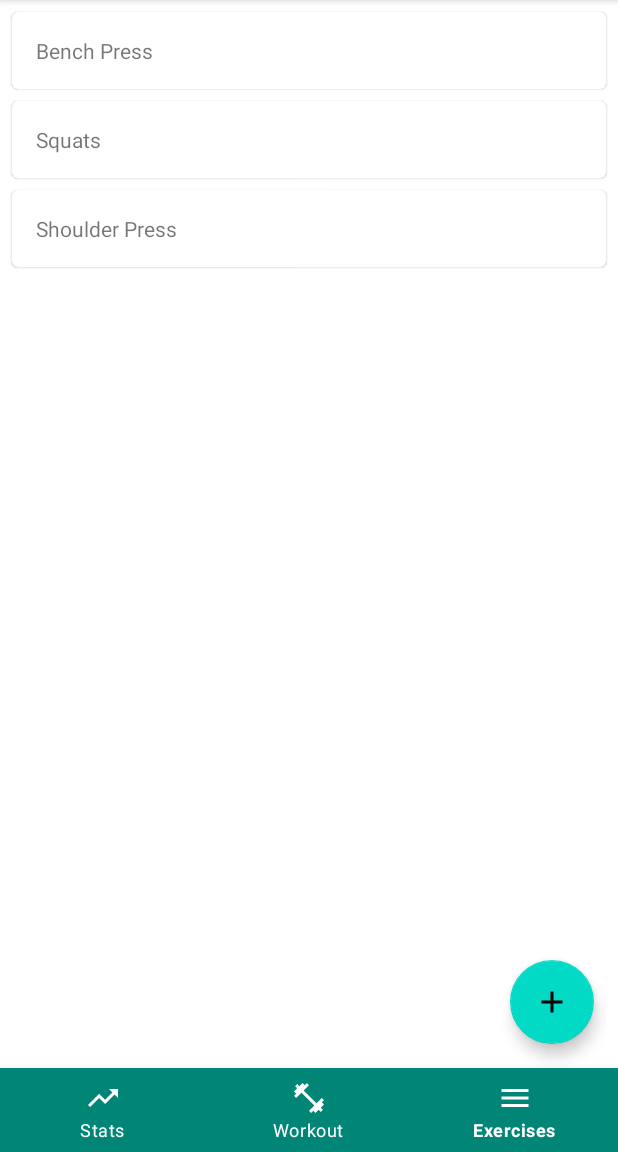
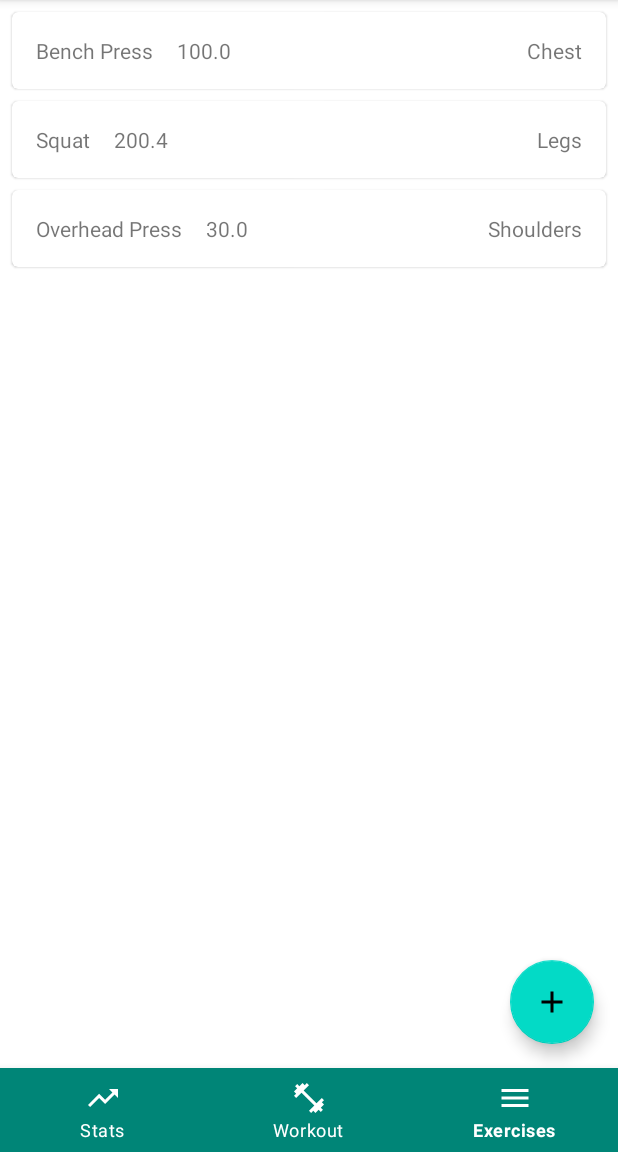
Before and after one commit to power-meter/android-client, an Android app: the ExerciseFragment screen opened through its navigation route, on a phone screen of 412 x 824 dp, the part 84-1236 px from its top. Run offline under Robolectric (Android 15) with nearby library versions, the phone set to English and light mode, and no system bars; our stand-ins replace navigation-ui; libraries missing offline, so code that uses them is left out: com.microsoft.appcenter; 2 statements that could not run were skipped.

Commit message:
Added model for exercise (#8)

```diff
--- a/app/src/main/java/io/mochahub/powermeter/exercises/ExerciseAdapter.kt
+++ b/app/src/main/java/io/mochahub/powermeter/exercises/ExerciseAdapter.kt
@@ -7,11 +7,12 @@ import androidx.recyclerview.widget.RecyclerView.Adapter
 import androidx.recyclerview.widget.RecyclerView.ViewHolder
 import io.mochahub.powermeter.R
 import io.mochahub.powermeter.exercises.ExerciseAdapter.ExerciseViewHolder
+import io.mochahub.powermeter.models.Exercise
 import kotlinx.android.synthetic.main.exercise_row.view.*
 
 class ExerciseAdapter(
-    private var exercises: List<String>,
-    val clickListener: (String) -> Unit
+    private var exercises: List<Exercise>,
+    val clickListener: (Exercise) -> Unit
 ) : Adapter<ExerciseViewHolder>() {
 
     class ExerciseViewHolder(val view: CardView) : ViewHolder(view)
@@ -25,11 +26,13 @@ class ExerciseAdapter(
     override fun getItemCount(): Int = exercises.size
 
     override fun onBindViewHolder(holder: ExerciseViewHolder, position: Int) {
-        holder.view.textView.text = exercises[position]
+        holder.view.nameTextView.text = exercises[position].name
+        holder.view.personalRecordTextView.text = exercises[position].personalRecord.toString()
+        holder.view.muslceTextView.text = exercises[position].muscleGroup
         holder.view.setOnClickListener { clickListener(exercises[position]) }
     }
 
-    fun setData(newExercises: List<String>) {
+    fun setData(newExercises: List<Exercise>) {
         exercises = newExercises
         notifyDataSetChanged()
     }
--- a/app/src/main/java/io/mochahub/powermeter/exercises/ExerciseFragment.kt
+++ b/app/src/main/java/io/mochahub/powermeter/exercises/ExerciseFragment.kt
@@ -10,6 +10,7 @@ import androidx.fragment.app.viewModels
 import androidx.lifecycle.Observer
 import androidx.recyclerview.widget.LinearLayoutManager
 import io.mochahub.powermeter.R
+import io.mochahub.powermeter.models.Exercise
 import kotlinx.android.synthetic.main.fragment_exercise.*
 
 class ExerciseFragment : Fragment() {
@@ -27,7 +28,7 @@ class ExerciseFragment : Fragment() {
     override fun onViewCreated(view: View, savedInstanceState: Bundle?) {
         super.onViewCreated(view, savedInstanceState)
 
-        val exerciseAdapter = ExerciseAdapter(viewModel.exercises.value ?: listOf()) { clicked : String -> onExerciseClick(clicked) }
+        val exerciseAdapter = ExerciseAdapter(viewModel.exercises.value ?: listOf()) { clicked : Exercise -> onExerciseClick(clicked) }
 
         recyclerView.apply {
             layoutManager = LinearLayoutManager(requireContext())
@@ -40,11 +41,11 @@ class ExerciseFragment : Fragment() {
 
         // TODO: Show a dialog fragment with editor where we can write name of new exercise
         addExerciseBtn.setOnClickListener {
-            viewModel.addExercise("New Exercise")
+            viewModel.addExercise(Exercise(name = "New Exercise", personalRecord = 88f, muscleGroup = "New Group"))
         }
     }
 
-    private fun onExerciseClick(exercise: String) {
-        Toast.makeText(requireContext(), "Clicked: $exercise", Toast.LENGTH_SHORT).show()
+    private fun onExerciseClick(exercise: Exercise) {
+        Toast.makeText(requireContext(), "Clicked: ${exercise.name}", Toast.LENGTH_SHORT).show()
     }
 }
--- a/app/src/main/java/io/mochahub/powermeter/exercises/ExerciseViewModel.kt
+++ b/app/src/main/java/io/mochahub/powermeter/exercises/ExerciseViewModel.kt
@@ -3,19 +3,20 @@ package io.mochahub.powermeter.exercises
 import androidx.lifecycle.LiveData
 import androidx.lifecycle.MutableLiveData
 import androidx.lifecycle.ViewModel
+import io.mochahub.powermeter.models.Exercise
 
 class ExerciseViewModel : ViewModel() {
-    // TODO: Replace all of this with calls to Room Dao
-    val _exercises = MutableLiveData<List<String>>(
+
+    val _exercises = MutableLiveData<List<Exercise>>(
         listOf(
-            "Bench Press",
-            "Squats",
-            "Shoulder Press"
+            Exercise(name = "Bench Press", personalRecord = 100f, muscleGroup = "Chest"),
+            Exercise(name = "Squat", personalRecord = 200.4f, muscleGroup = "Legs"),
+            Exercise(name = "Overhead Press", personalRecord = 30f, muscleGroup = "Shoulders")
         )
     )
-    val exercises : LiveData<List<String>> = _exercises
+    val exercises : LiveData<List<Exercise>> = _exercises
 
-    fun addExercise(exercise: String) {
+    fun addExercise(exercise: Exercise) {
         val currentList = exercises.value ?: listOf()
         val newList = currentList.toMutableList()
         newList.add(exercise)
--- /dev/null
+++ b/app/src/main/java/io/mochahub/powermeter/models/Exercise.kt
@@ -0,0 +1,7 @@
+package io.mochahub.powermeter.models
+
+data class Exercise (
+    val name: String,
+    val personalRecord: Float,
+    val muscleGroup: String // TODO: Make MuscleGroup data/enum class?
+)
--- a/app/src/main/res/layout/exercise_row.xml
+++ b/app/src/main/res/layout/exercise_row.xml
@@ -1,5 +1,6 @@
 <?xml version="1.0" encoding="utf-8"?>
 <com.google.android.material.card.MaterialCardView xmlns:android="http://schemas.android.com/apk/res/android"
+        xmlns:app="http://schemas.android.com/apk/res-auto"
         xmlns:tools="http://schemas.android.com/tools"
         style="@style/Widget.MaterialComponents.CardView"
         android:layout_width="match_parent"
@@ -9,10 +10,37 @@
         android:layout_marginRight="@dimen/mtrl_card_spacing"
         tools:ignore="PrivateResource">
 
-    <TextView
-            android:id="@+id/textView"
-            android:layout_width="wrap_content"
-            android:layout_height="wrap_content"
-            android:layout_margin="16dp" />
+    <androidx.constraintlayout.widget.ConstraintLayout
+            android:layout_width="match_parent"
+            android:layout_height="match_parent">
+
+        <TextView
+                android:id="@+id/nameTextView"
+                android:layout_width="wrap_content"
+                android:layout_height="wrap_content"
+                android:layout_margin="16dp"
+                app:layout_constraintBottom_toBottomOf="parent"
+                app:layout_constraintStart_toStartOf="parent"
+                app:layout_constraintTop_toTopOf="parent" />
+
+        <TextView
+                android:id="@+id/personalRecordTextView"
+                android:layout_width="wrap_content"
+                android:layout_height="wrap_content"
+                android:layout_margin="16dp"
+                app:layout_constraintBottom_toBottomOf="parent"
+                app:layout_constraintStart_toEndOf="@id/nameTextView"
+                app:layout_constraintTop_toTopOf="parent" />
+
+        <TextView
+                android:id="@+id/muslceTextView"
+                android:layout_width="wrap_content"
+                android:layout_height="wrap_content"
+                android:layout_margin="16dp"
+                app:layout_constraintBottom_toBottomOf="parent"
+                app:layout_constraintEnd_toEndOf="parent"
+                app:layout_constraintTop_toTopOf="parent" />
+
+    </androidx.constraintlayout.widget.ConstraintLayout>
 
 </com.google.android.material.card.MaterialCardView>
```
